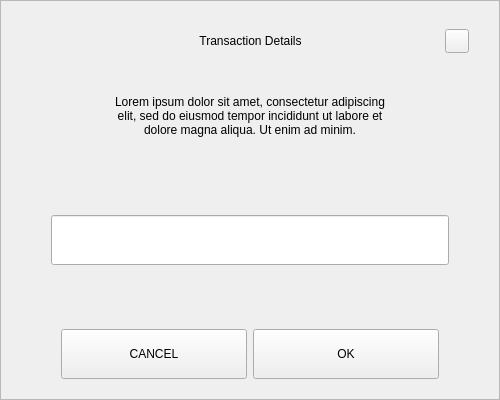
This is src/qt/concrete/forms/sendchangeaddressdialog.ui in CONCRETE-Project/CONCRETE as Qt 5 draws it before an edit. The edited form follows.
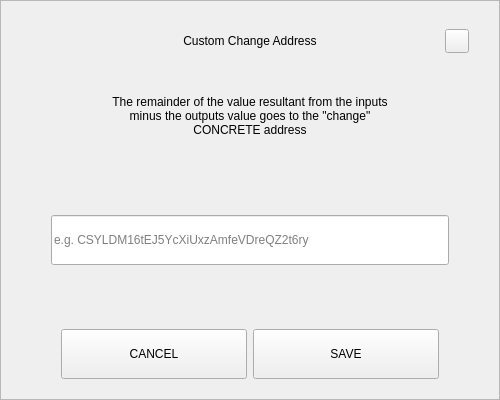
This is the edited form.

```diff
--- a/src/qt/concrete/forms/sendchangeaddressdialog.ui
+++ b/src/qt/concrete/forms/sendchangeaddressdialog.ui
@@ -92,7 +92,7 @@
            <string notr="true">padding-left:24px;</string>
           </property>
           <property name="text">
-           <string>Transaction Details</string>
+           <string>Custom Change Address</string>
           </property>
           <property name="alignment">
            <set>Qt::AlignCenter</set>
@@ -164,7 +164,7 @@
          </size>
         </property>
         <property name="text">
-         <string>Lorem ipsum dolor sit amet, consectetur adipiscing elit, sed do eiusmod tempor incididunt ut labore et dolore magna aliqua. Ut enim ad minim.</string>
+         <string>The remainder of the value resultant from the inputs minus the outputs value goes to the &quot;change&quot; CONCRETE address</string>
         </property>
         <property name="alignment">
          <set>Qt::AlignCenter</set>
@@ -206,6 +206,9 @@
             <height>50</height>
            </size>
           </property>
+          <property name="placeholderText">
+           <string notr="true">e.g. CSYLDM16tEJ5YcXiUxzAmfeVDreQZ2t6ry</string>
+          </property>
          </widget>
         </item>
        </layout>
@@ -262,7 +265,7 @@
            <enum>Qt::NoFocus</enum>
           </property>
           <property name="text">
-           <string>OK</string>
+           <string>SAVE</string>
           </property>
          </widget>
         </item>
```
